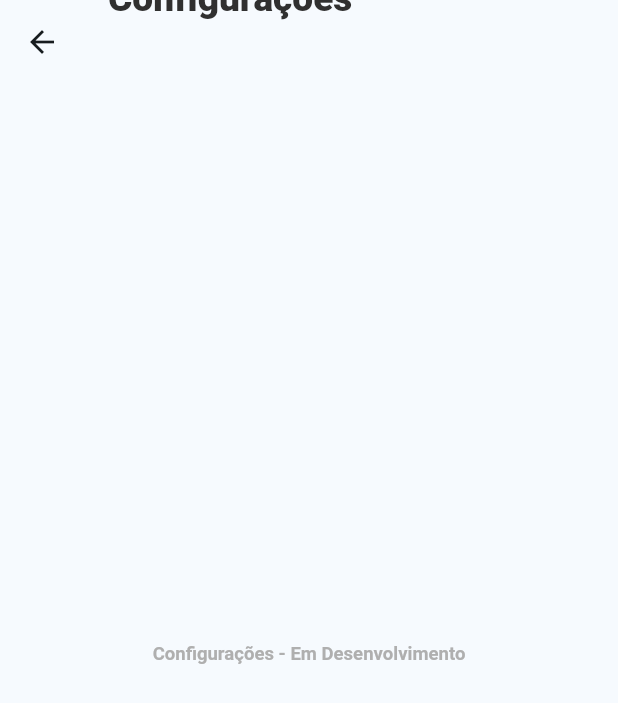
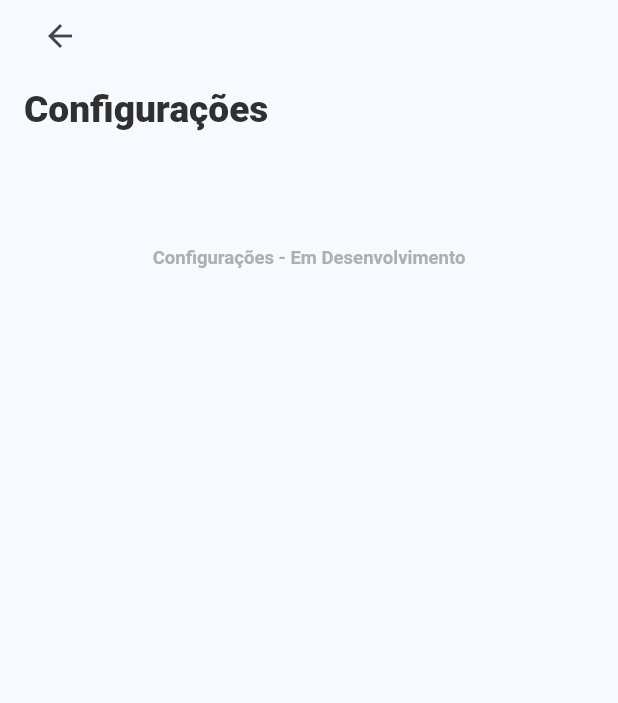
Before and after one commit to ArthurHoshino/FidelemApp, a Flutter app: the ConfigView screen opened by its route, on a phone screen of 412 x 824 dp. Shown: the top 703 px of the screen. Run offline on Flutter 3.47's test engine with Material 3 defaults, Android fonts, the phone set to English and light mode, and no system bars.

```diff
--- a/lib/modules/carrinho/carrinho_view.dart
+++ b/lib/modules/carrinho/carrinho_view.dart
@@ -29,7 +29,6 @@ class CarrinhoView extends StatelessWidget {
           padding: const EdgeInsets.all(16.0),
           child: Column(
             children: [
-              // HEADER FIXO
               Row(
                 children: [
                   IconButton(
--- a/lib/modules/config/config_view.dart
+++ b/lib/modules/config/config_view.dart
@@ -7,14 +7,37 @@ class ConfigView extends StatelessWidget {
   @override
   Widget build(BuildContext context) {
     return Scaffold(
-      appBar: AppBar(
-        title: FIDText(baseText: "Configurações", preset: FIDText.large, textAlign: TextAlign.start),
-      ),
-      body: Center(
-        child: FIDText(
-          baseText: "Configurações - Em Desenvolvimento",
-          preset: FIDText.medium,
-          textAlign: TextAlign.center,
+      body: SafeArea(
+        child: Padding(
+          padding: const EdgeInsets.symmetric(horizontal: 16),
+          child: Column(
+            crossAxisAlignment: CrossAxisAlignment.start,
+            children: [
+
+              IconButton(
+                icon: const Icon(Icons.arrow_back),
+                onPressed: () => Navigator.pop(context),
+              ),
+
+              const SizedBox(height: 10),
+
+              FIDText(
+                baseText: "Configurações",
+                preset: FIDText.large,
+              ),
+
+              const SizedBox(height: 20),
+
+              // Conteúdo
+              Center(
+                child: FIDText(
+                  baseText: "Configurações - Em Desenvolvimento",
+                  preset: FIDText.medium,
+                  textAlign: TextAlign.center,
+                ),
+              ),
+            ],
+          ),
         ),
       ),
     );
--- a/lib/modules/login/login_view.dart
+++ b/lib/modules/login/login_view.dart
@@ -12,6 +12,7 @@ class LoginView extends StatelessWidget {
   @override
   Widget build(BuildContext context) {
     return AppLogo(
+      child: Center(
         child: Column(
           children: [
             FIDText(baseText: "Seja bem-vindo(a)", preset: FIDText.large, textAlign: TextAlign.center),
@@ -22,7 +23,6 @@ class LoginView extends StatelessWidget {
                 FIDInputBox(text: "Usuário", padding: {"bottom": 0.03}, preset: FIDInputBox.medium),
                 FIDInputBox(text: "Senha", padding: {"bottom": 0.01}, preset: FIDInputBox.medium),
                 FIDText(linkText: "Esqueceu sua senha?", fontSize: 0.013, route: Routes.redefinirSenhaPage, preset: FIDText.link),
-              FIDText(linkText: "Esqueceu sua senha?", fontSize: 0.013, route: Routes.configPage, preset: FIDText.link, textAlign: TextAlign.end ),
               ],
             ),
             FIDButton(text: "Login", preset: FIDButton.medium),
@@ -30,6 +30,7 @@ class LoginView extends StatelessWidget {
             FIDText(baseText: "Não tem uma conta? ", linkText: "Registre-se", route: Routes.registroPage, preset: FIDText.link, textAlign: TextAlign.center ),
           ],
         )
+      ),
     );
   }
 }
--- a/lib/modules/redefinir_senha/redefinir_senha_view.dart
+++ b/lib/modules/redefinir_senha/redefinir_senha_view.dart
@@ -11,6 +11,7 @@ class RedefinirSenhaView extends StatelessWidget {
   @override
   Widget build(BuildContext context) {
     return AppLogo(
+      child: Center(
         child: Column(
           children: [
             FIDText(baseText: "Redefinir Senha", preset: FIDText.large, textAlign: TextAlign.center),
@@ -28,6 +29,7 @@ class RedefinirSenhaView extends StatelessWidget {
             ),
           ],
         )
+      )
     );
   }
 }
--- a/lib/modules/registro/registro_view.dart
+++ b/lib/modules/registro/registro_view.dart
@@ -12,6 +12,7 @@ class RegistroView extends StatelessWidget {
   @override
   Widget build(BuildContext context) {
     return AppLogo(
+      child: Center(
         child: Column(
           children: [
             FIDText(baseText: "Registro", preset: FIDText.large, textAlign: TextAlign.center),
@@ -30,6 +31,7 @@ class RegistroView extends StatelessWidget {
             FIDText(baseText: "Já tem uma conta? ", linkText: "Entre", route: Routes.loginPage, preset: FIDText.link, textAlign: TextAlign.center ),
           ],
         )
+      ),
     );
   }
 }
```
Also changed, not shown: lib/core/widgets/app_logo.dart (+6 -2 lines), 1 other file. Lines whose indentation alone changed are shown as unchanged.
